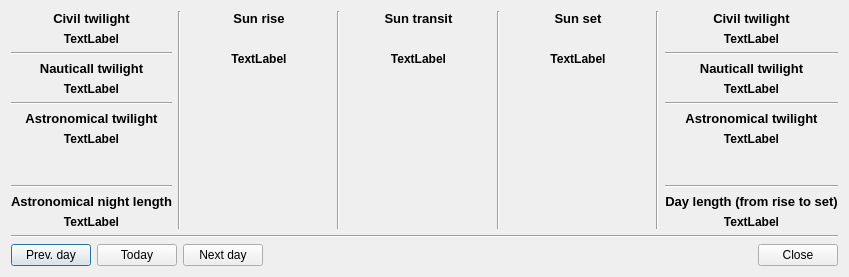
Qt form twilightdialog.ui (PavelMr/skytechx) before a commit.
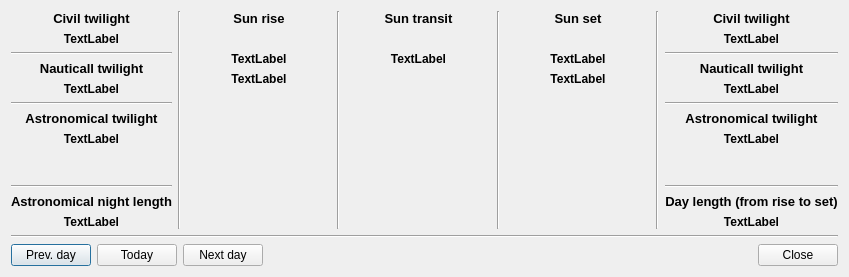
The same form after that commit. Icons and pictures are not drawn.

What changed in the file:
```diff
--- a/twilightdialog.ui
+++ b/twilightdialog.ui
@@ -270,6 +270,22 @@
            </property>
           </widget>
          </item>
+         <item>
+          <widget class="QLabel" name="label_rise_azm">
+           <property name="font">
+            <font>
+             <weight>75</weight>
+             <bold>true</bold>
+            </font>
+           </property>
+           <property name="text">
+            <string>TextLabel</string>
+           </property>
+           <property name="alignment">
+            <set>Qt::AlignCenter</set>
+           </property>
+          </widget>
+         </item>
          <item>
           <spacer name="verticalSpacer_4">
            <property name="orientation">
@@ -416,6 +432,22 @@
            </property>
           </widget>
          </item>
+         <item>
+          <widget class="QLabel" name="label_set_azm">
+           <property name="font">
+            <font>
+             <weight>75</weight>
+             <bold>true</bold>
+            </font>
+           </property>
+           <property name="text">
+            <string>TextLabel</string>
+           </property>
+           <property name="alignment">
+            <set>Qt::AlignCenter</set>
+           </property>
+          </widget>
+         </item>
          <item>
           <spacer name="verticalSpacer_6">
            <property name="orientation">
```
